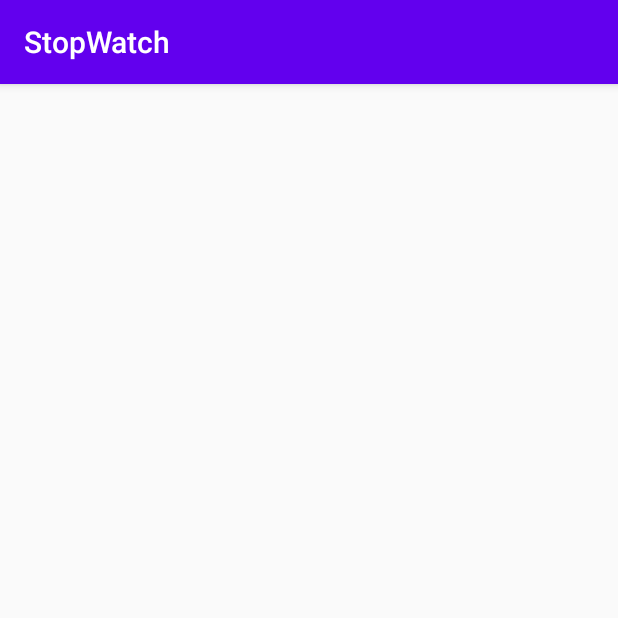
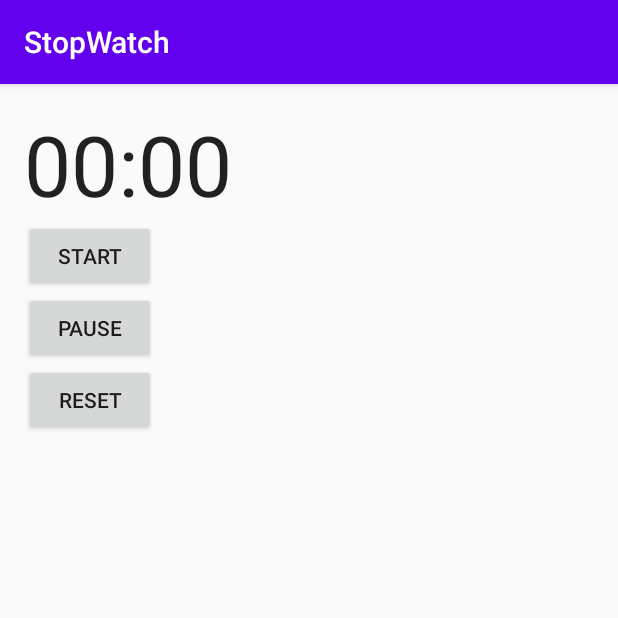
Before and after one commit to Foeva1/PZMT_F, an Android app: the screen it shows after launch (MainActivity), on a phone screen of 412 x 824 dp, the top half of it. Run offline under Robolectric (Android 15) with nearby library versions, the phone set to English and light mode, and no system bars.

Commit message:
l2v2
Макет и строки

```diff
--- a/StopWatch/app/src/main/res/layout/activity_main.xml
+++ b/StopWatch/app/src/main/res/layout/activity_main.xml
@@ -8,7 +8,28 @@
     android:orientation="vertical"
     tools:context=".MainActivity">
 
+    <Chronometer
+        android:id            = "@+id/stopwatch"
+        android:layout_width  = "wrap_content"
+        android:layout_height = "wrap_content"
+        android:textSize      = "56sp"/>
 
+    <Button
+        android:id            = "@+id/start_button"
+        android:layout_width  = "wrap_content"
+        android:layout_height = "wrap_content"
+        android:text          = "@string/start" />
 
+    <Button
+        android:id            = "@+id/pause_button"
+        android:layout_width  = "wrap_content"
+        android:layout_height = "wrap_content"
+        android:text          = "@string/pause" />
+
+    <Button
+        android:id            = "@+id/reset_button"
+        android:layout_width  = "wrap_content"
+        android:layout_height = "wrap_content"
+        android:text          = "@string/reset" />
 
 </LinearLayout>
--- a/StopWatch/app/src/main/res/values/strings.xml
+++ b/StopWatch/app/src/main/res/values/strings.xml
@@ -1,3 +1,6 @@
 <resources>
-    <string name="app_name">StopWatch</string>
+    <string name = "app_name">StopWatch</string>
+    <string name = "start">Start</string>
+    <string name = "pause">Pause</string>
+    <string name = "reset">Reset</string>
 </resources>
```
